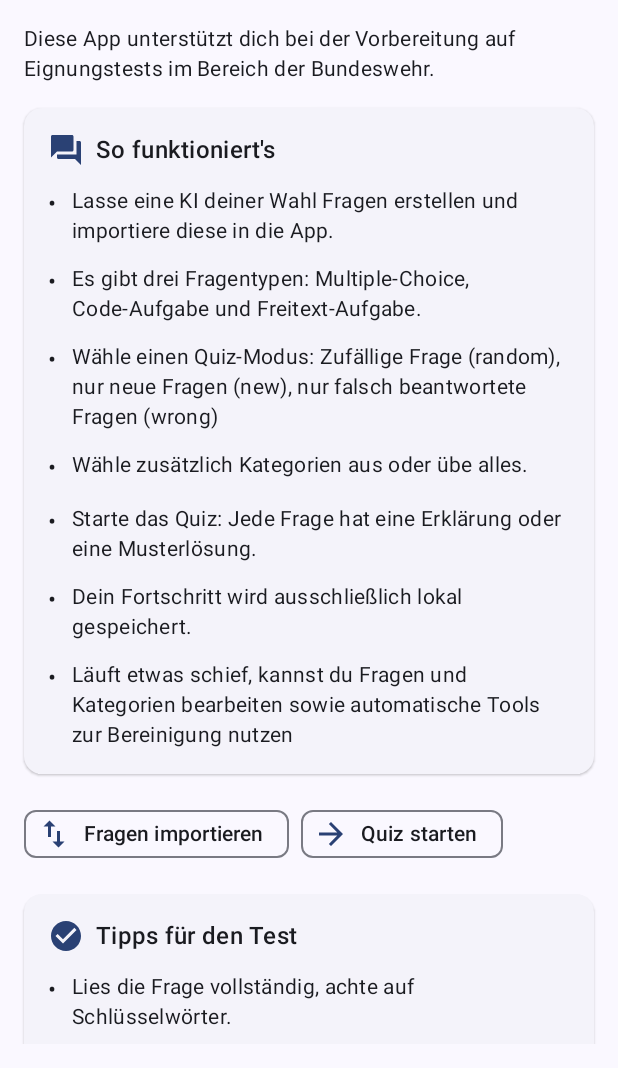
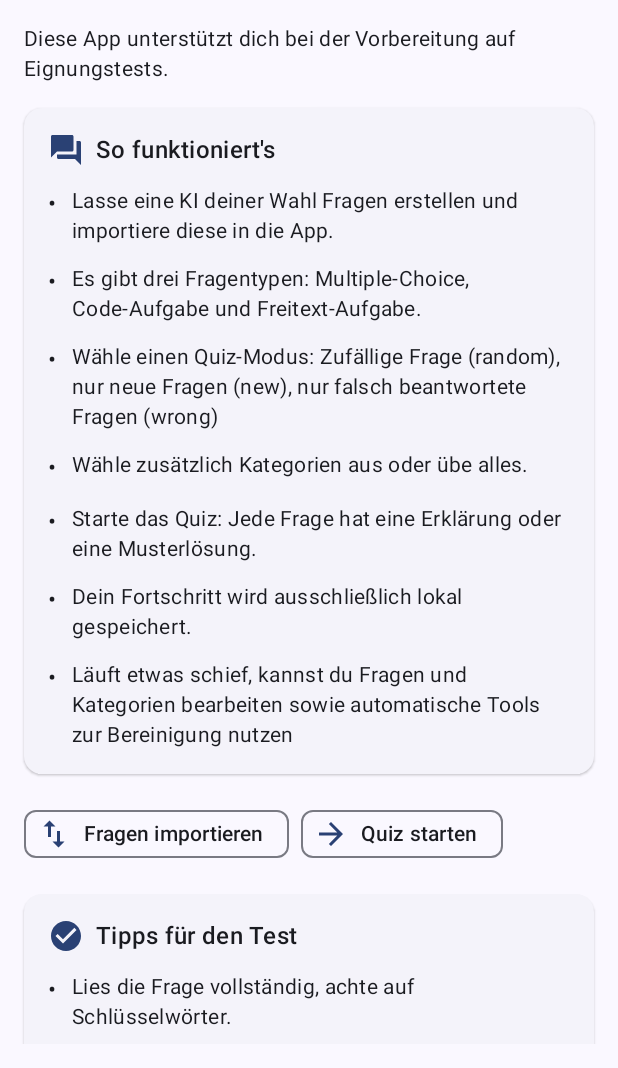
Before and after one commit to Endition/OperationEignungKotlin, an Android app built with Jetpack Compose: the InfoScreen screen opened through its navigation route, on a phone screen of 412 x 824 dp, the part 168-1236 px from its top. Run offline under Robolectric (Android 15) with nearby library versions, the light colour scheme and no system bars; our stand-ins replace Dagger/Hilt's generated code, Room's generated code.

```diff
--- a/app/src/main/kotlin/com/example/operationeignung/ui/info/InfoScreen.kt
+++ b/app/src/main/kotlin/com/example/operationeignung/ui/info/InfoScreen.kt
@@ -63,7 +63,7 @@ fun InfoScreen(
             )
         }
         Text(
-            "Diese App unterstützt dich bei der Vorbereitung auf Eignungstests im Bereich der Bundeswehr.",
+            "Diese App unterstützt dich bei der Vorbereitung auf Eignungstests.",
             style = MaterialTheme.typography.bodyMedium
         )
 
```
